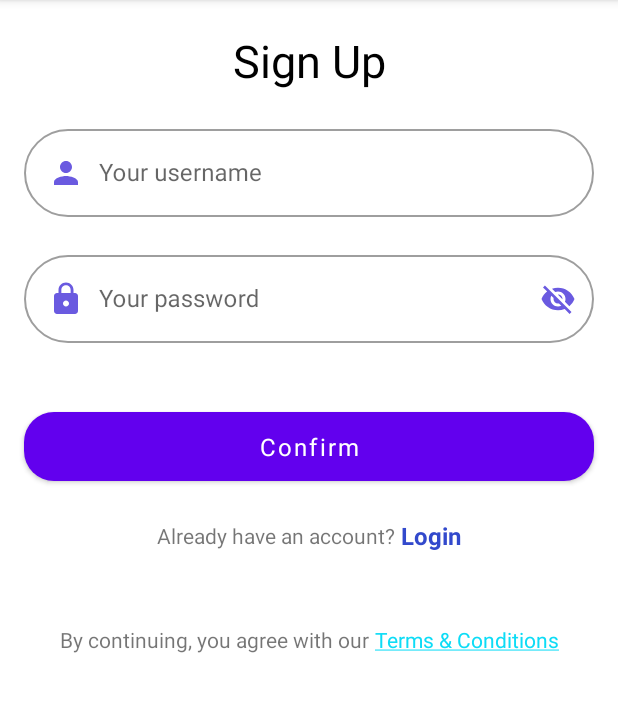
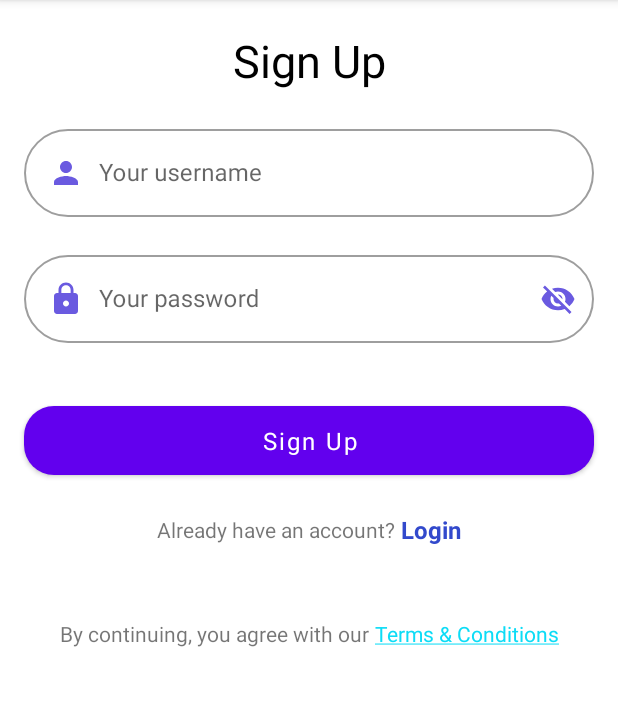
Before and after one commit to AsgarovElchin/CodingHub, an Android app: the SignUpFragment screen opened through its navigation route, on a phone screen of 412 x 824 dp, the part 84-796 px from its top. Run offline under Robolectric (Android 15) with nearby library versions, the phone set to English and light mode, and no system bars; our stand-ins replace Firebase (no records; nobody signed in at launch, a user with empty details on screens opened directly); Roboto replaces fonts that are not available here; 1 statement that could not run was skipped.

Commit message:
logIn and SignUp first try

```diff
--- a/app/src/main/res/layout/fragment_login.xml
+++ b/app/src/main/res/layout/fragment_login.xml
@@ -85,6 +85,7 @@
         app:layout_constraintTop_toBottomOf="@id/or">
 
         <com.google.android.material.textfield.TextInputEditText
+            android:id="@+id/loginEmail"
             android:layout_width="match_parent"
             android:layout_height="wrap_content"
             android:drawableStart="@drawable/email_icon"
@@ -110,6 +111,7 @@
         <com.google.android.material.textfield.TextInputEditText
             android:layout_width="match_parent"
             android:layout_height="wrap_content"
+            android:id="@+id/loginPassword"
             android:drawableStart="@drawable/lock_icon"
             android:drawablePadding="10dp"
             android:hint="@string/your_password" />
--- a/app/src/main/res/layout/fragment_sign_up.xml
+++ b/app/src/main/res/layout/fragment_sign_up.xml
@@ -33,6 +33,7 @@
         app:layout_constraintTop_toBottomOf="@id/sign_up_tv">
 
         <com.google.android.material.textfield.TextInputEditText
+            android:id="@+id/editTextEmail"
             android:layout_width="match_parent"
             android:layout_height="wrap_content"
             android:drawableStart="@drawable/person_icon"
@@ -56,6 +57,7 @@
         app:passwordToggleTint="@color/primary_blue">
 
         <com.google.android.material.textfield.TextInputEditText
+            android:id="@+id/editTextPassword"
             android:layout_width="match_parent"
             android:layout_height="wrap_content"
             android:drawableStart="@drawable/lock_icon"
@@ -70,12 +72,13 @@
         android:layout_width="0dp"
         android:layout_height="wrap_content"
         android:layout_marginStart="16dp"
-        android:layout_marginTop="40dp"
+        android:layout_marginTop="36dp"
         android:layout_marginEnd="16dp"
         android:paddingVertical="12dp"
-        android:text="@string/confirm"
+        android:text="@string/sign_up"
         android:textAllCaps="false"
         app:layout_constraintEnd_toEndOf="parent"
+        app:layout_constraintHorizontal_bias="0.0"
         app:layout_constraintStart_toStartOf="parent"
         app:layout_constraintTop_toBottomOf="@id/password_layout" />
 
--- a/app/src/main/res/navigation/navigation_graph.xml
+++ b/app/src/main/res/navigation/navigation_graph.xml
@@ -53,6 +53,9 @@
         <action
             android:id="@+id/action_signUpFragment_to_loginFragment"
             app:destination="@id/loginFragment" />
+        <action
+            android:id="@+id/action_signUpFragment_to_bottomNavigationFragment2"
+            app:destination="@id/bottomNavigationFragment2" />
     </fragment>
     <fragment
         android:id="@+id/bottomNavigationFragment2"
```
Also changed, not shown: app/build.gradle (+15 -4 lines), app/src/main/java/com/elchinasgarov/codinghub/LoginFragment.kt (+28 -3 lines), app/src/main/java/com/elchinasgarov/codinghub/SignUpFragment.kt (+33 -4 lines).
